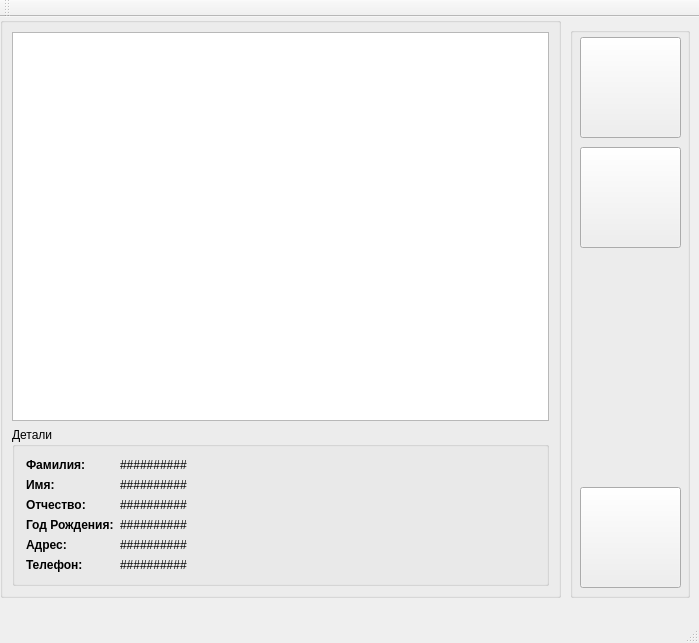
This is mainwindow.ui in orckrn/PatientaDB as Qt 5 draws it before an edit. The edited form follows.
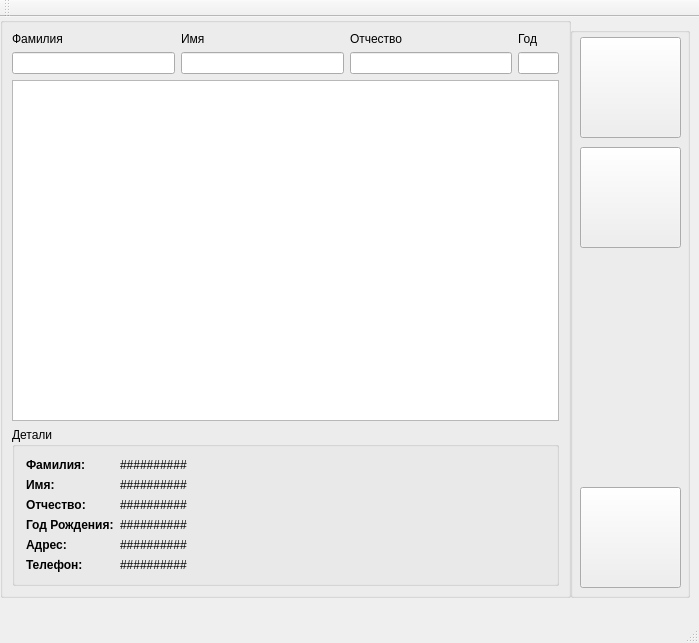
This is the edited form. Icons and pictures are not drawn.

Commit message: Search panel introduced;

```diff
--- a/mainwindow.ui
+++ b/mainwindow.ui
@@ -19,7 +19,7 @@
      <rect>
       <x>0</x>
       <y>0</y>
-      <width>561</width>
+      <width>571</width>
       <height>581</height>
      </rect>
     </property>
@@ -42,6 +42,50 @@
      <property name="bottomMargin">
       <number>9</number>
      </property>
+     <item>
+      <layout class="QGridLayout" name="gridLayout" columnstretch="4,4,4,1">
+       <item row="1" column="0">
+        <widget class="QLineEdit" name="lineEdit_4"/>
+       </item>
+       <item row="1" column="1">
+        <widget class="QLineEdit" name="lineEdit"/>
+       </item>
+       <item row="1" column="2">
+        <widget class="QLineEdit" name="lineEdit_2"/>
+       </item>
+       <item row="1" column="3">
+        <widget class="QLineEdit" name="lineEdit_3"/>
+       </item>
+       <item row="0" column="0">
+        <widget class="QLabel" name="label">
+         <property name="text">
+          <string>Фамилия</string>
+         </property>
+        </widget>
+       </item>
+       <item row="0" column="1">
+        <widget class="QLabel" name="label_8">
+         <property name="text">
+          <string>Имя</string>
+         </property>
+        </widget>
+       </item>
+       <item row="0" column="2">
+        <widget class="QLabel" name="label_9">
+         <property name="text">
+          <string>Отчество</string>
+         </property>
+        </widget>
+       </item>
+       <item row="0" column="3">
+        <widget class="QLabel" name="label_10">
+         <property name="text">
+          <string>Год</string>
+         </property>
+        </widget>
+       </item>
+      </layout>
+     </item>
      <item>
       <widget class="QTableView" name="patientsList">
        <property name="selectionBehavior">
```
The commit also changes 2 other files.
